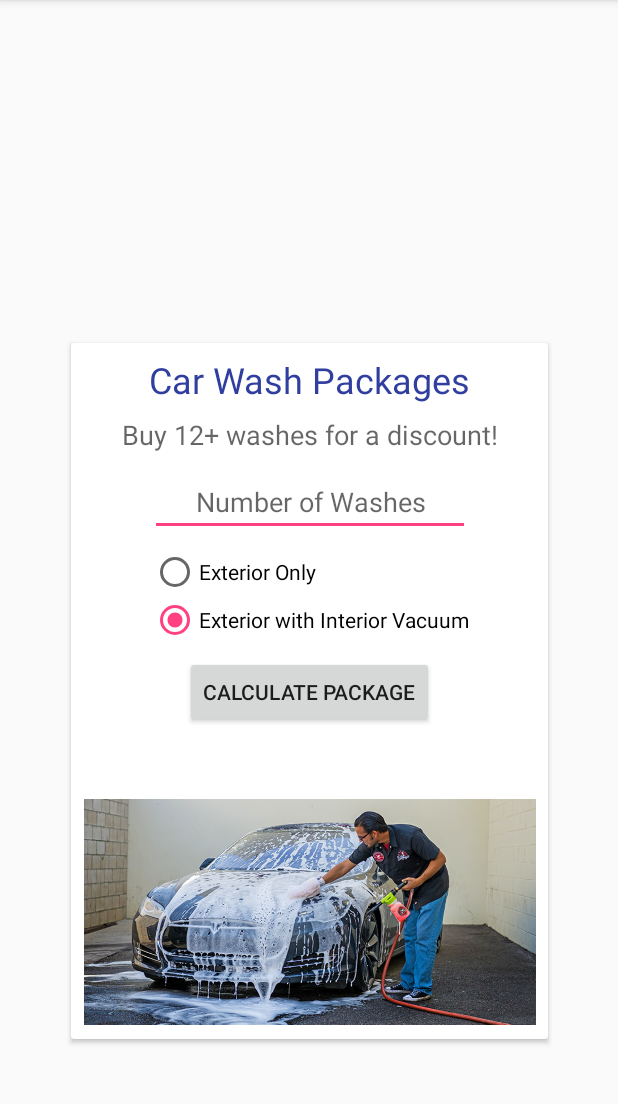
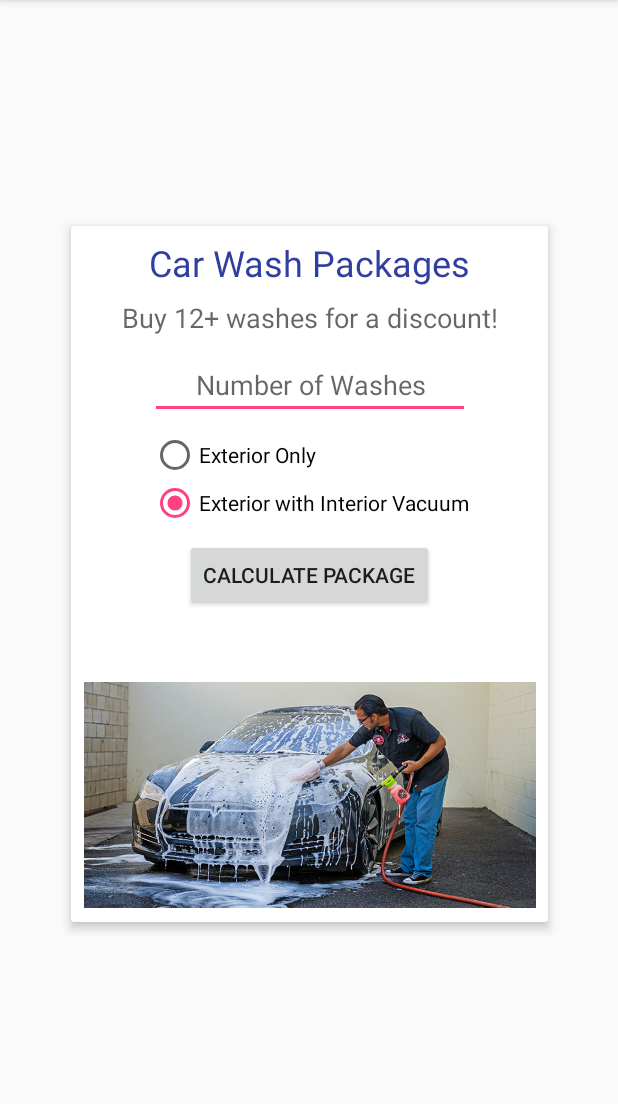
Before and after one commit to dmutlu/CarWashDEM, an Android app: the screen it shows after launch (MainActivity), on a phone screen of 412 x 824 dp, the part 84-1188 px from its top. Run offline under Robolectric (Android 15) with nearby library versions, the phone set to English and light mode, and no system bars.

Commit message:
Fixed Toolbar position and scaling for device with resolutions higher then 1080p.

```diff
--- a/app/src/main/res/layout/activity_main.xml
+++ b/app/src/main/res/layout/activity_main.xml
@@ -1,49 +1,49 @@
 <?xml version="1.0" encoding="utf-8"?>
-<android.support.design.widget.CoordinatorLayout
+<LinearLayout
         xmlns:android="http://schemas.android.com/apk/res/android"
         xmlns:tools="http://schemas.android.com/tools"
         xmlns:app="http://schemas.android.com/apk/res-auto"
         android:layout_width="match_parent"
-        android:layout_height="match_parent">
-
-    <android.support.design.widget.AppBarLayout
-            android:id="@+id/appbar"
-            android:layout_height="wrap_content"
-            android:layout_width="match_parent">
+        android:layout_height="match_parent"
+        android:orientation="vertical">
 
     <android.support.v7.widget.Toolbar
             android:id="@+id/toolbar"
-                android:layout_height="?attr/actionBarSize"
             android:background="@color/colorPrimary"
             android:theme="@style/ThemeOverlay.AppCompat.ActionBar"
             app:popupTheme="@style/ThemeOverlay.AppCompat.Light"
             android:layout_width="match_parent"
-                android:layout_weight="1"
+            android:layout_height="wrap_content"
             app:navigationIcon="@mipmap/ic_launcher_round"
             app:title="@string/app_name"
-                android:elevation="4dp" app:titleTextColor="@android:color/primary_text_dark">
+            android:elevation="4dp"
+            app:titleTextColor="@android:color/primary_text_dark"
+            app:layout_constraintRight_toRightOf="parent"
+            app:layout_constraintLeft_toLeftOf="parent"
+            app:layout_constraintTop_toTopOf="parent"
+            android:layout_marginStart="0dp"
+            android:layout_marginEnd="0dp"
+            >
     </android.support.v7.widget.Toolbar>
-
-    </android.support.design.widget.AppBarLayout>
 
     <android.support.constraint.ConstraintLayout
             android:layout_width="match_parent"
-            android:layout_height="match_parent"
-            android:layout_weight="1">
+            android:layout_height="match_parent">
 
         <android.support.v7.widget.CardView
                 android:layout_width="318dp"
                 android:layout_height="464dp"
-                app:layout_constraintTop_toTopOf="parent"
-                android:layout_marginTop="8dp"
+                app:cardBackgroundColor="@color/cardview_light_background"
+                app:layout_constraintLeft_toLeftOf="parent"
+                app:layout_constraintRight_toRightOf="parent"
                 app:layout_constraintBottom_toBottomOf="parent"
                 android:layout_marginBottom="8dp"
-                android:layout_marginLeft="8dp"
-                app:layout_constraintLeft_toLeftOf="parent"
-                android:layout_marginRight="8dp"
-                app:layout_constraintRight_toRightOf="parent"
-                app:layout_constraintVertical_bias="0.804"
-                app:cardBackgroundColor="@color/cardview_light_background">
+                app:cardElevation="4dp"
+                android:layout_marginTop="8dp"
+                android:id="@+id/cardView"
+                app:layout_constraintHorizontal_bias="0.505"
+                app:layout_constraintVertical_bias="0.496"
+                app:layout_constraintTop_toTopOf="parent">
 
             <android.support.constraint.ConstraintLayout
                     android:layout_width="match_parent"
@@ -148,9 +148,11 @@
                         android:layout_marginLeft="8dp"
                         app:layout_constraintLeft_toLeftOf="parent"
                         android:layout_marginRight="8dp"
-                        app:layout_constraintRight_toRightOf="parent"/>
+                        app:layout_constraintRight_toRightOf="parent"
+                        android:layout_marginStart="8dp"
+                        android:layout_marginEnd="8dp"/>
             </android.support.constraint.ConstraintLayout>
         </android.support.v7.widget.CardView>
     </android.support.constraint.ConstraintLayout>
 
-</android.support.design.widget.CoordinatorLayout>
+</LinearLayout>
```
Lines whose indentation alone changed are shown as unchanged.
